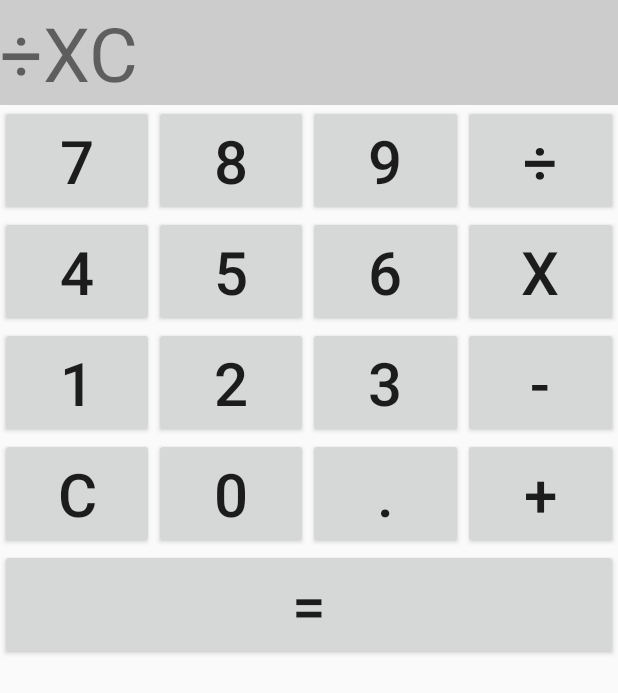
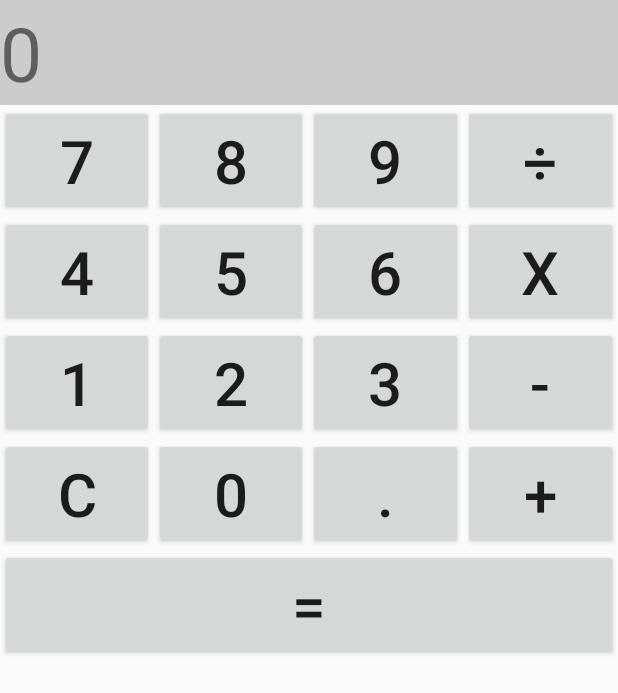
Before and after one commit to whipress/KalculatorApp, an Android app: the screen it shows after launch (MainActivity), after a tap on an icon or button, on a phone screen of 412 x 824 dp. Shown: the top 693 px of the screen. Run offline under Robolectric (Android 15) with nearby library versions, the light colour scheme and no system bars; 2 other taps on this screen came first.

Commit message:
Add method C, which sets 0 to the visor

```diff
--- a/app/src/main/java/com/whipress/kalculator/kalculator/MainActivity.java
+++ b/app/src/main/java/com/whipress/kalculator/kalculator/MainActivity.java
@@ -2,22 +2,21 @@ package com.whipress.kalculator.kalculator;
 
 import android.os.Bundle;
 import android.support.v7.app.AppCompatActivity;
-import android.util.Log;
 import android.view.View;
 import android.widget.Button;
 import android.widget.TextView;
 
 import bsh.EvalError;
 import bsh.Interpreter;
+//This class belongs to BeanShell .jar package
+
 
 public class MainActivity extends AppCompatActivity implements View.OnClickListener {
 
 TextView CalculationValues;
 Button btn9, btn8, btn7, btn6, btn5, btn4, btn3, btn2, btn1, btn0, btnSum, btnClear, btnMinus, btnDivision, btnMulti, btnPoint , btnResult;
-String operationSignal;
 
-Double v1 = 0.0, v2 = 0.0, v3 = 0.0, v4 = 0.0;
-Integer s1 = 0 , s2 = 0;
+
 
 
 
@@ -103,14 +102,17 @@ Integer s1 = 0 , s2 = 0;
     @Override
     public void onClick(View v) {
 
-        TextView txt = (TextView)findViewById(v.getId());
+        TextView txt = (TextView) findViewById(v.getId());
 
-
+        if (txt.getText().equals("C")) {
+            CalculationValues.setText("0");
+        } else {
             if (txt.getText().equals("=")) {
 
+                //This object was created used BeanShell
                 Interpreter interpreter = new Interpreter();
                 try {
-                //interpreter.eval("result = (7+21*6)/(32-27)");
+
                     String equation = CalculationValues.getText().toString();
                     equation = equation.replace("X", "*");
                     equation = equation.replace("÷", "/");
@@ -120,13 +122,13 @@ Integer s1 = 0 , s2 = 0;
                 } catch (EvalError evalError) {
                     evalError.printStackTrace();
                 }
-        }
-        else {
+            } else {
                 CalculationValues.setText(CalculationValues.getText().toString() + txt.getText().toString());
                 String valor = CalculationValues.getText().toString();
-            Log.w("Valor", "" + txt.getText());
-        }
 
             }
 
         }
+    }
+
+    }
```
Lines whose indentation alone changed are shown as unchanged.
